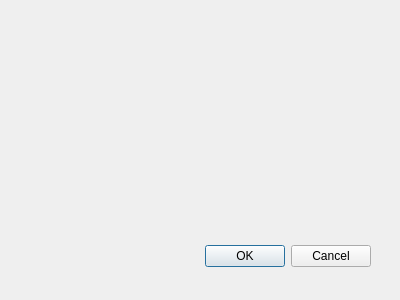
Above: addemployeedialog.ui from Wilmord/personalManagementApp before the change. Below: the same form after it.
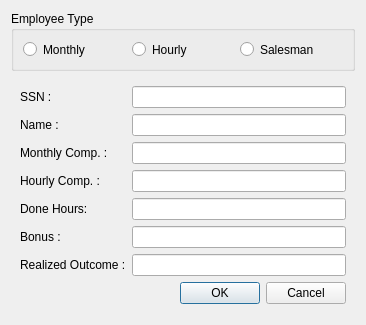
That is the form after the change.

Patch:
```diff
--- a/addemployeedialog.ui
+++ b/addemployeedialog.ui
@@ -1,36 +1,175 @@
-<ui version="4.0" >
- <author></author>
- <comment></comment>
- <exportmacro></exportmacro>
- <class>Dialog</class>
- <widget class="QDialog" name="Dialog" >
-  <property name="geometry" >
+<?xml version="1.0" encoding="UTF-8"?>
+<ui version="4.0">
+ <class>addEmployeeDialog</class>
+ <widget class="QDialog" name="addEmployeeDialog">
+  <property name="geometry">
    <rect>
     <x>0</x>
     <y>0</y>
-    <width>400</width>
-    <height>300</height>
+    <width>366</width>
+    <height>325</height>
    </rect>
   </property>
   <property name="windowTitle" >
    <string>Dialog</string>
   </property>
-  <widget class="QDialogButtonBox" name="buttonBox" >
-   <property name="geometry" >
-    <rect>
-     <x>30</x>
-     <y>240</y>
-     <width>341</width>
-     <height>32</height>
-    </rect>
-   </property>
-   <property name="orientation" >
-    <enum>Qt::Horizontal</enum>
-   </property>
-   <property name="standardButtons" >
-    <set>QDialogButtonBox::Cancel|QDialogButtonBox::Ok</set>
-   </property>
-  </widget>
+  <layout class="QGridLayout" name="gridLayout_3">
+   <item row="0" column="0">
+    <widget class="QGroupBox" name="groupBox">
+     <property name="maximumSize">
+      <size>
+       <width>16777215</width>
+       <height>60</height>
+      </size>
+     </property>
+     <property name="title">
+      <string>Employee Type</string>
+     </property>
+     <layout class="QGridLayout" name="gridLayout">
+      <item row="0" column="1">
+       <widget class="QRadioButton" name="hourlyRadioButton">
+        <property name="text">
+         <string>Hourly</string>
+        </property>
+       </widget>
+      </item>
+      <item row="0" column="0">
+       <widget class="QRadioButton" name="monthlyRadioButton">
+        <property name="text">
+         <string>Monthly</string>
+        </property>
+       </widget>
+      </item>
+      <item row="0" column="2">
+       <widget class="QRadioButton" name="salesManRadioButton">
+        <property name="text">
+         <string>Salesman</string>
+        </property>
+       </widget>
+      </item>
+     </layout>
+    </widget>
+   </item>
+   <item row="1" column="0">
+    <widget class="QWidget" name="widget" native="true">
+     <layout class="QGridLayout" name="gridLayout_2">
+      <item row="0" column="0">
+       <layout class="QHBoxLayout" name="horizontalLayout">
+        <item>
+         <layout class="QVBoxLayout" name="verticalLayout">
+          <item>
+           <widget class="QLabel" name="ssnLabel">
+            <property name="text">
+             <string>SSN :</string>
+            </property>
+           </widget>
+          </item>
+          <item>
+           <widget class="QLabel" name="nameLabel">
+            <property name="text">
+             <string>Name :</string>
+            </property>
+           </widget>
+          </item>
+          <item>
+           <widget class="QLabel" name="monthlyCompLabel">
+            <property name="text">
+             <string>Monthly Comp. :</string>
+            </property>
+           </widget>
+          </item>
+          <item>
+           <widget class="QLabel" name="hourlyCompLabel">
+            <property name="text">
+             <string>Hourly Comp. :</string>
+            </property>
+           </widget>
+          </item>
+          <item>
+           <widget class="QLabel" name="doneHoursLabel">
+            <property name="text">
+             <string>Done Hours:</string>
+            </property>
+           </widget>
+          </item>
+          <item>
+           <widget class="QLabel" name="bonusLabel">
+            <property name="text">
+             <string>Bonus :</string>
+            </property>
+           </widget>
+          </item>
+          <item>
+           <widget class="QLabel" name="realizedOutcomeLabel">
+            <property name="text">
+             <string>Realized Outcome :</string>
+            </property>
+           </widget>
+          </item>
+         </layout>
+        </item>
+        <item>
+         <layout class="QVBoxLayout" name="verticalLayout_2">
+          <item>
+           <widget class="QLineEdit" name="ssnLineEdit"/>
+          </item>
+          <item>
+           <widget class="QLineEdit" name="nameLineEdit"/>
+          </item>
+          <item>
+           <widget class="QLineEdit" name="monthlyCompLineEdit"/>
+          </item>
+          <item>
+           <widget class="QLineEdit" name="hourlyCompLineEdit"/>
+          </item>
+          <item>
+           <widget class="QLineEdit" name="doneHoursLineEdit"/>
+          </item>
+          <item>
+           <widget class="QLineEdit" name="bonusLineEdit"/>
+          </item>
+          <item>
+           <widget class="QLineEdit" name="realizedOutcomeLineEdit"/>
+          </item>
+         </layout>
+        </item>
+       </layout>
+      </item>
+      <item row="1" column="0">
+       <layout class="QHBoxLayout" name="horizontalLayout_2">
+        <item>
+         <spacer name="horizontalSpacer">
+          <property name="orientation">
+           <enum>Qt::Horizontal</enum>
+          </property>
+          <property name="sizeHint" stdset="0">
+           <size>
+            <width>40</width>
+            <height>20</height>
+           </size>
+          </property>
+         </spacer>
+        </item>
+        <item>
+         <widget class="QPushButton" name="okPushButton">
+          <property name="text">
+           <string>OK</string>
+          </property>
+         </widget>
+        </item>
+        <item>
+         <widget class="QPushButton" name="cancelPushButton">
+          <property name="text">
+           <string>Cancel</string>
+          </property>
+         </widget>
+        </item>
+       </layout>
+      </item>
+     </layout>
+    </widget>
+   </item>
+  </layout>
  </widget>
  <pixmapfunction></pixmapfunction>
  <resources/>
```
Left out of the diff: 38 changed lines with no effect on the pictures.
